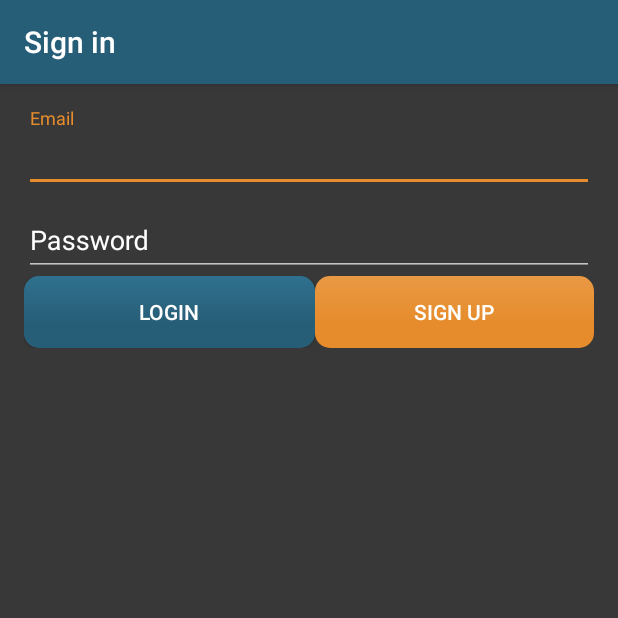
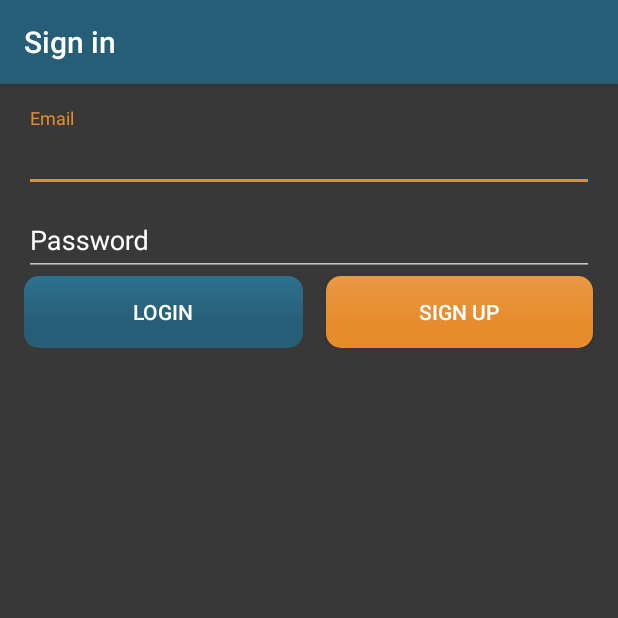
Before and after one commit to mikkelsander/NJORD, an Android app: the screen it shows after launch (LoginActivity), on a phone screen of 412 x 824 dp, the top half of it. Run offline under Robolectric (Android 15) with nearby library versions, the phone set to English and light mode, and no system bars; libraries missing offline, so code that uses them is left out: com.crashlytics.android, io.fabric.sdk; 3 statements that could not run were skipped.

Commit message:
mindre rettelser

```diff
--- a/app/src/main/java/com/project/ms/njord/activity/MainActivity.java
+++ b/app/src/main/java/com/project/ms/njord/activity/MainActivity.java
@@ -16,6 +16,7 @@ import android.widget.TextView;
 
 import com.crashlytics.android.Crashlytics;
 import com.project.ms.njord.R;
+import com.project.ms.njord.controller.DataSimulator;
 import com.project.ms.njord.entity.DataManager;
 import com.project.ms.njord.fragment.DeviceFragment;
 import com.project.ms.njord.fragment.HomeFragment;
@@ -36,8 +37,9 @@ public class MainActivity extends AppCompatActivity
 
     @Override
     protected void onCreate(Bundle savedInstanceState) {
+
         //TODO: overfør ikke crashrapport ved emulatorcrash
-        if(true){ Fabric.with(this, new Crashlytics());}
+        Fabric.with(this, new Crashlytics());
 
         DataManager.init();
 
@@ -93,7 +95,7 @@ public class MainActivity extends AppCompatActivity
 
         nameView = (TextView) findViewById(R.id.menu_header_name);
         if (DataManager.dataManager.getProfile() != null) {
-            nameView.setText(DataManager.dataManager.getProfile().getName());
+           // nameView.setText(DataManager.dataManager.getProfile().getName());
         }
 
         getMenuInflater().inflate(R.menu.menu, menu);
--- a/app/src/main/java/com/project/ms/njord/activity/SignUpActivity.java
+++ b/app/src/main/java/com/project/ms/njord/activity/SignUpActivity.java
@@ -86,6 +86,11 @@ public class SignUpActivity extends AppCompatActivity implements View.OnClickLis
 
     private boolean userInputValid() {
         // TODO: validate all user input
+
+        if(heigtView.getText().toString().equals("")) return false;
+        if(weigthView.getText().toString().equals("")) return false;
+
+
         return true;
     }
 
--- a/app/src/main/java/com/project/ms/njord/entity/DataManager.java
+++ b/app/src/main/java/com/project/ms/njord/entity/DataManager.java
@@ -13,7 +13,7 @@ public class DataManager {
     private TestResult[] testResult;
 
     private DataManager(){
-
+        createProfile("guest@mail.com","12345");
     }
 
     public static void init(){
--- a/app/src/main/res/layout/activity_login.xml
+++ b/app/src/main/res/layout/activity_login.xml
@@ -77,6 +77,10 @@
                     android:background="@drawable/button_blue"
                     android:textColor="@color/white" />
 
+                <Space
+                    android:layout_width="15dp"
+                    android:layout_height="match_parent" />
+
                 <Button
                     android:text="Sign up"
                     android:layout_width="wrap_content"
```
